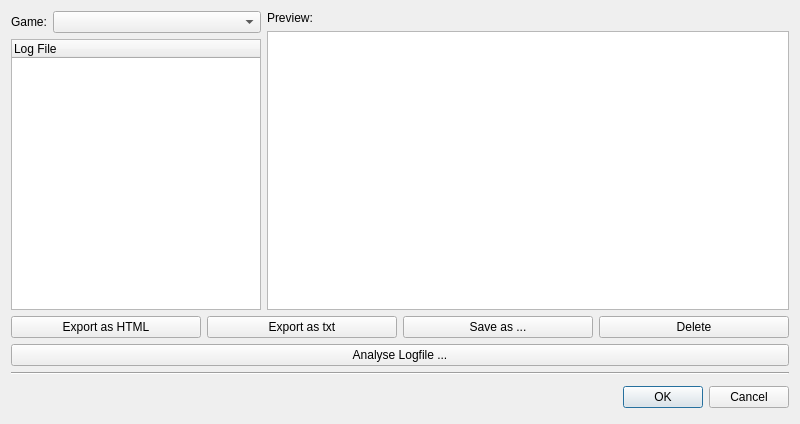
This is src/gui/qt/gui_800x480/logfiledialog_800x480.ui in pokerth/pokerth as Qt 5 draws it before an edit. The edited form follows.
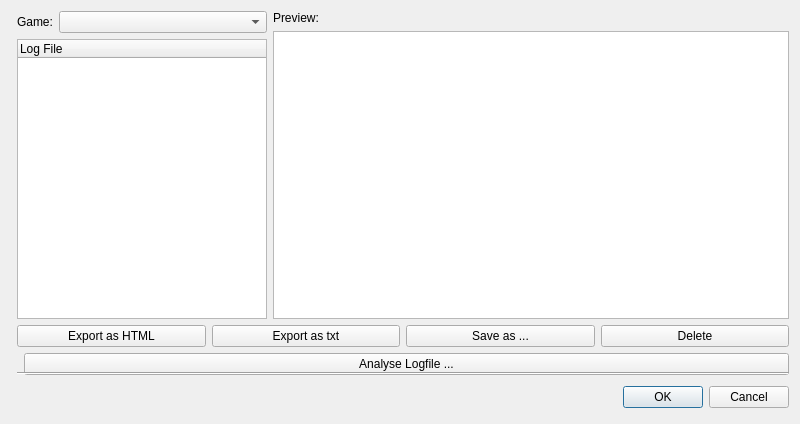
This is the edited form. Icons and pictures are not drawn.

Diff of the .ui file:
```diff
--- a/src/gui/qt/gui_800x480/logfiledialog_800x480.ui
+++ b/src/gui/qt/gui_800x480/logfiledialog_800x480.ui
@@ -20,7 +20,99 @@
    <string>Dialog</string>
   </property>
   <layout class="QGridLayout" name="gridLayout">
-   <item row="1" column="0" colspan="2">
+   <item row="0" column="1">
+    <layout class="QHBoxLayout" name="horizontalLayout_3">
+     <item>
+      <layout class="QVBoxLayout" name="verticalLayout">
+       <item>
+        <layout class="QHBoxLayout" name="horizontalLayout">
+         <item>
+          <widget class="QLabel" name="label">
+           <property name="sizePolicy">
+            <sizepolicy hsizetype="Fixed" vsizetype="Preferred">
+             <horstretch>0</horstretch>
+             <verstretch>0</verstretch>
+            </sizepolicy>
+           </property>
+           <property name="text">
+            <string>Game:</string>
+           </property>
+          </widget>
+         </item>
+         <item>
+          <widget class="QComboBox" name="comboBox">
+           <property name="sizePolicy">
+            <sizepolicy hsizetype="Preferred" vsizetype="Fixed">
+             <horstretch>0</horstretch>
+             <verstretch>0</verstretch>
+            </sizepolicy>
+           </property>
+          </widget>
+         </item>
+        </layout>
+       </item>
+       <item>
+        <widget class="QTreeWidget" name="treeWidget_logFiles">
+         <property name="sizePolicy">
+          <sizepolicy hsizetype="Minimum" vsizetype="MinimumExpanding">
+           <horstretch>0</horstretch>
+           <verstretch>0</verstretch>
+          </sizepolicy>
+         </property>
+         <property name="maximumSize">
+          <size>
+           <width>250</width>
+           <height>16777215</height>
+          </size>
+         </property>
+         <property name="alternatingRowColors">
+          <bool>true</bool>
+         </property>
+         <property name="selectionMode">
+          <enum>QAbstractItemView::ExtendedSelection</enum>
+         </property>
+         <property name="indentation">
+          <number>5</number>
+         </property>
+         <property name="rootIsDecorated">
+          <bool>false</bool>
+         </property>
+         <property name="allColumnsShowFocus">
+          <bool>true</bool>
+         </property>
+         <column>
+          <property name="text">
+           <string>Log File</string>
+          </property>
+         </column>
+        </widget>
+       </item>
+      </layout>
+     </item>
+     <item>
+      <layout class="QVBoxLayout" name="verticalLayout_4">
+       <item>
+        <widget class="QLabel" name="label_37">
+         <property name="text">
+          <string>Preview:</string>
+         </property>
+        </widget>
+       </item>
+       <item>
+        <widget class="QTextBrowser" name="textBrowser_logPreview">
+         <property name="sizePolicy">
+          <sizepolicy hsizetype="MinimumExpanding" vsizetype="MinimumExpanding">
+           <horstretch>0</horstretch>
+           <verstretch>0</verstretch>
+          </sizepolicy>
+         </property>
+        </widget>
+       </item>
+      </layout>
+     </item>
+    </layout>
+   </item>
+   <item row="1" column="1">
     <layout class="QHBoxLayout" name="horizontalLayout_9">
      <item>
       <widget class="QPushButton" name="pushButton_exportLogHtml">
@@ -92,28 +184,48 @@
      </item>
     </layout>
    </item>
-   <item row="0" column="1">
-    <layout class="QVBoxLayout" name="verticalLayout_4">
+   <item row="2" column="0" rowspan="2" colspan="2">
+    <layout class="QHBoxLayout" name="horizontalLayout_2">
      <item>
-      <widget class="QLabel" name="label_37">
+      <widget class="QLabel" name="label_animation">
        <property name="text">
-        <string>Preview:</string>
+        <string/>
        </property>
       </widget>
      </item>
      <item>
-      <widget class="QTextBrowser" name="textBrowser_logPreview">
+      <widget class="QPushButton" name="pushButton_analyseLogfile">
        <property name="sizePolicy">
-        <sizepolicy hsizetype="MinimumExpanding" vsizetype="MinimumExpanding">
+        <sizepolicy hsizetype="MinimumExpanding" vsizetype="Fixed">
          <horstretch>0</horstretch>
          <verstretch>0</verstretch>
         </sizepolicy>
        </property>
+       <property name="text">
+        <string>Analyse Logfile ...</string>
+       </property>
+       <property name="icon">
+        <iconset resource="../resources/pokerth.qrc">
+         <normaloff>:/gfx/view-statistics.png</normaloff>:/gfx/view-statistics.png</iconset>
+       </property>
+       <property name="iconSize">
+        <size>
+         <width>32</width>
+         <height>32</height>
+        </size>
+       </property>
       </widget>
      </item>
     </layout>
    </item>
-   <item row="4" column="0" colspan="2">
+   <item row="3" column="1">
+    <widget class="Line" name="line">
+     <property name="orientation">
+      <enum>Qt::Horizontal</enum>
+     </property>
+    </widget>
+   </item>
+   <item row="4" column="1">
     <widget class="QDialogButtonBox" name="buttonBox">
      <property name="minimumSize">
       <size>
@@ -129,97 +241,6 @@
      </property>
     </widget>
    </item>
-   <item row="0" column="0">
-    <layout class="QVBoxLayout" name="verticalLayout">
-     <item>
-      <layout class="QHBoxLayout" name="horizontalLayout">
-       <item>
-        <widget class="QLabel" name="label">
-         <property name="sizePolicy">
-          <sizepolicy hsizetype="Fixed" vsizetype="Preferred">
-           <horstretch>0</horstretch>
-           <verstretch>0</verstretch>
-          </sizepolicy>
-         </property>
-         <property name="text">
-          <string>Game:</string>
-         </property>
-        </widget>
-       </item>
-       <item>
-        <widget class="QComboBox" name="comboBox">
-         <property name="sizePolicy">
-          <sizepolicy hsizetype="Preferred" vsizetype="Fixed">
-           <horstretch>0</horstretch>
-           <verstretch>0</verstretch>
-          </sizepolicy>
-         </property>
-        </widget>
-       </item>
-      </layout>
-     </item>
-     <item>
-      <widget class="QTreeWidget" name="treeWidget_logFiles">
-       <property name="sizePolicy">
-        <sizepolicy hsizetype="Minimum" vsizetype="MinimumExpanding">
-         <horstretch>0</horstretch>
-         <verstretch>0</verstretch>
-        </sizepolicy>
-       </property>
-       <property name="maximumSize">
-        <size>
-         <width>250</width>
-         <height>16777215</height>
-        </size>
-       </property>
-       <property name="alternatingRowColors">
-        <bool>true</bool>
-       </property>
-       <property name="selectionMode">
-        <enum>QAbstractItemView::ExtendedSelection</enum>
-       </property>
-       <property name="indentation">
-        <number>5</number>
-       </property>
-       <property name="rootIsDecorated">
-        <bool>false</bool>
-       </property>
-       <property name="allColumnsShowFocus">
-        <bool>true</bool>
-       </property>
-       <column>
-        <property name="text">
-         <string>Log File</string>
-        </property>
-       </column>
-      </widget>
-     </item>
-    </layout>
-   </item>
-   <item row="3" column="0" colspan="2">
-    <widget class="Line" name="line">
-     <property name="orientation">
-      <enum>Qt::Horizontal</enum>
-     </property>
-    </widget>
-   </item>
-   <item row="2" column="0" colspan="2">
-    <widget class="QPushButton" name="pushButton_analyseLogfile">
-     <property name="text">
-      <string>Analyse Logfile ...</string>
-     </property>
-     <property name="icon">
-      <iconset resource="../resources/pokerth.qrc">
-       <normaloff>:/gfx/view-statistics.png</normaloff>:/gfx/view-statistics.png</iconset>
-     </property>
-     <property name="iconSize">
-      <size>
-       <width>32</width>
-       <height>32</height>
-      </size>
-     </property>
-    </widget>
-   </item>
   </layout>
  </widget>
  <resources>
```
